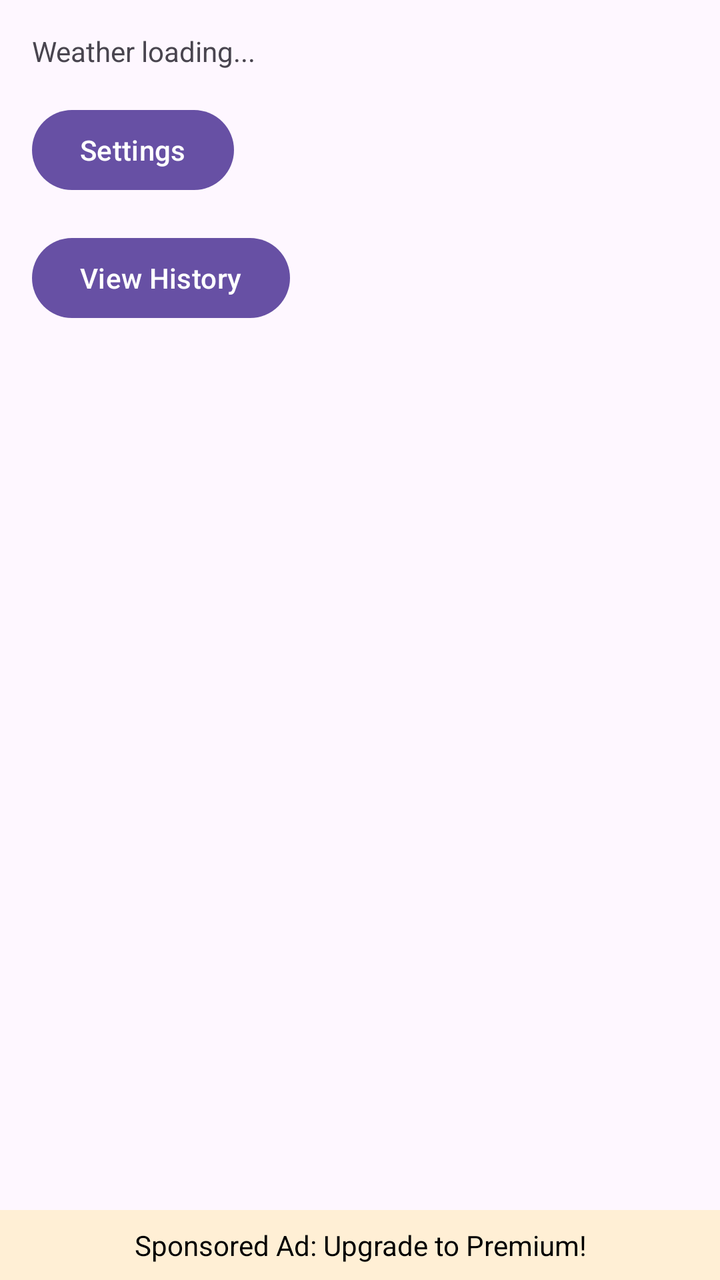
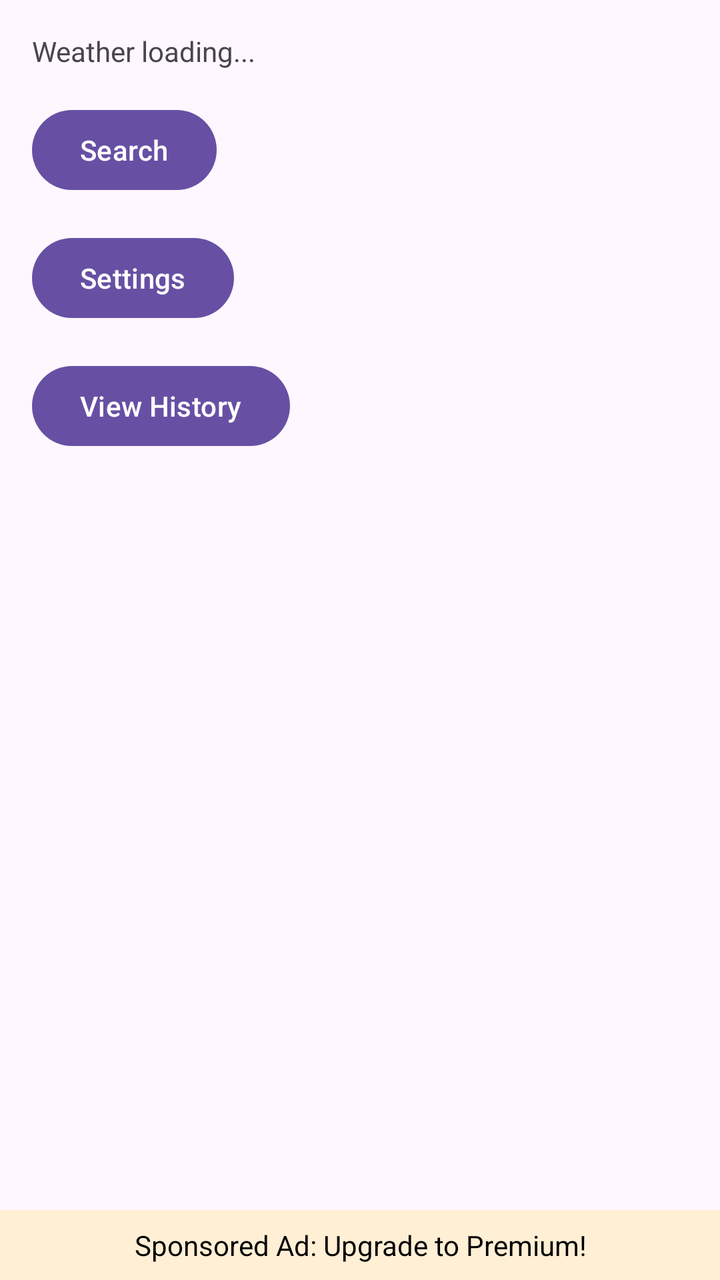

Before-and-after screenshots of an Android layout around one commit, followed by the original layout XML and the change that was made.
<!-- AndroidManifest.xml: application theme Theme.WeatherApp -->
<!-- res/layout/activity_main.xml -->
<?xml version="1.0" encoding="utf-8"?>
<androidx.constraintlayout.widget.ConstraintLayout
    xmlns:android="http://schemas.android.com/apk/res/android"
    xmlns:app="http://schemas.android.com/apk/res-auto"
    xmlns:tools="http://schemas.android.com/tools"
    android:id="@+id/main"
    android:layout_width="match_parent"
    android:layout_height="match_parent"
    tools:context=".MainActivity">

    <TextView
        android:id="@+id/weatherInfo"
        android:layout_width="wrap_content"
        android:layout_height="wrap_content"
        android:text="Weather loading..."
        app:layout_constraintTop_toTopOf="parent"
        app:layout_constraintStart_toStartOf="parent"
        android:layout_marginStart="16dp"
        android:layout_marginTop="16dp"/>

    <Button
        android:id="@+id/settingsButton"
        android:text="Settings"
        android:layout_width="wrap_content"
        android:layout_height="wrap_content"
        app:layout_constraintTop_toBottomOf="@id/weatherInfo"
        app:layout_constraintStart_toStartOf="@id/weatherInfo"
        android:layout_marginTop="16dp"/>

    <Button
        android:id="@+id/historyButton"
        android:text="View History"
        android:layout_width="wrap_content"
        android:layout_height="wrap_content"
        app:layout_constraintTop_toBottomOf="@id/settingsButton"
        app:layout_constraintStart_toStartOf="@id/settingsButton"
        android:layout_marginTop="16dp"/>

    <TextView
        android:id="@+id/fakeAd"
        android:layout_width="match_parent"
        android:layout_height="wrap_content"
        android:text="Sponsored Ad: Upgrade to Premium!"
        android:background="#FFEFD5"
        android:textColor="#000000"
        android:gravity="center"
        android:padding="8dp"
        app:layout_constraintBottom_toBottomOf="parent"
        app:layout_constraintStart_toStartOf="parent"
        />

</androidx.constraintlayout.widget.ConstraintLayout>
<!-- resources referenced by this layout -->
<resources>
  <style name="Theme.WeatherApp" parent="Base.Theme.WeatherApp" />
  <style name="Base.Theme.WeatherApp" parent="Theme.Material3.DayNight.NoActionBar">
          
          
      </style>
</resources>

<!-- the commit's change to res/layout/activity_main.xml (unified diff, before → after) -->
@@ -19,11 +19,20 @@
         android:layout_marginTop="16dp"/>
 
     <Button
+        android:id="@+id/searchButton"
+        android:text="Search"
+        android:layout_width="wrap_content"
+        android:layout_height="wrap_content"
+        app:layout_constraintTop_toBottomOf="@id/weatherInfo"
+        app:layout_constraintStart_toStartOf="@id/weatherInfo"
+        android:layout_marginTop="16dp"/>
+
+    <Button
         android:id="@+id/settingsButton"
         android:text="Settings"
         android:layout_width="wrap_content"
         android:layout_height="wrap_content"
-        app:layout_constraintTop_toBottomOf="@id/weatherInfo"
+        app:layout_constraintTop_toBottomOf="@id/searchButton"
         app:layout_constraintStart_toStartOf="@id/weatherInfo"
         android:layout_marginTop="16dp"/>
 
